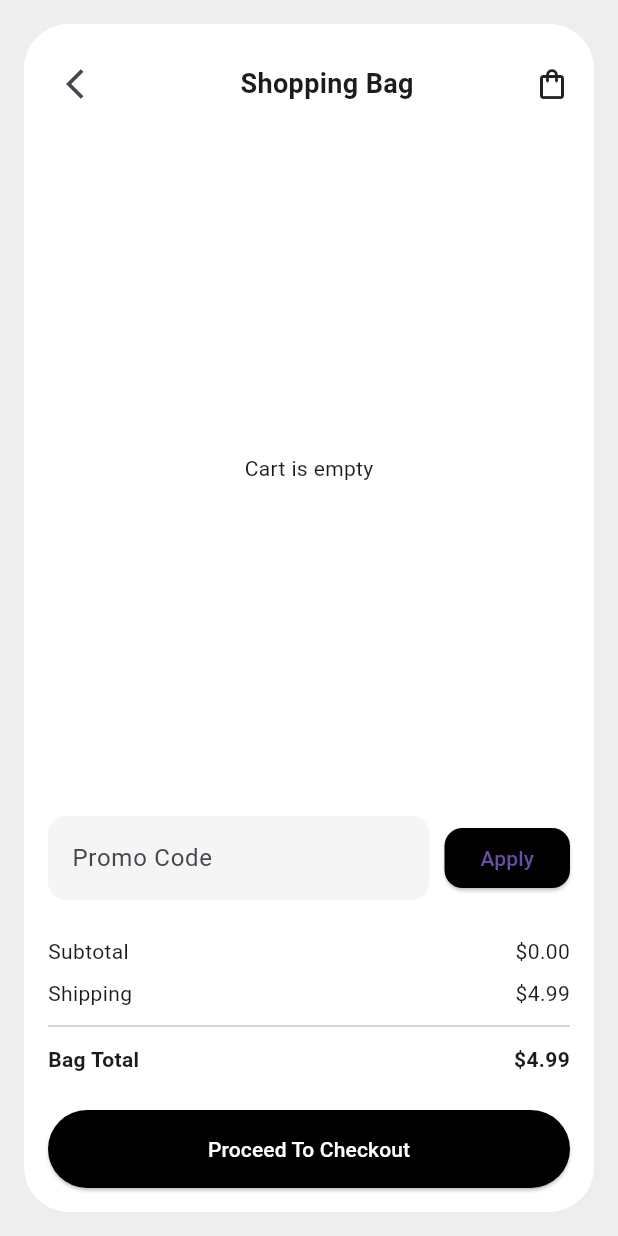
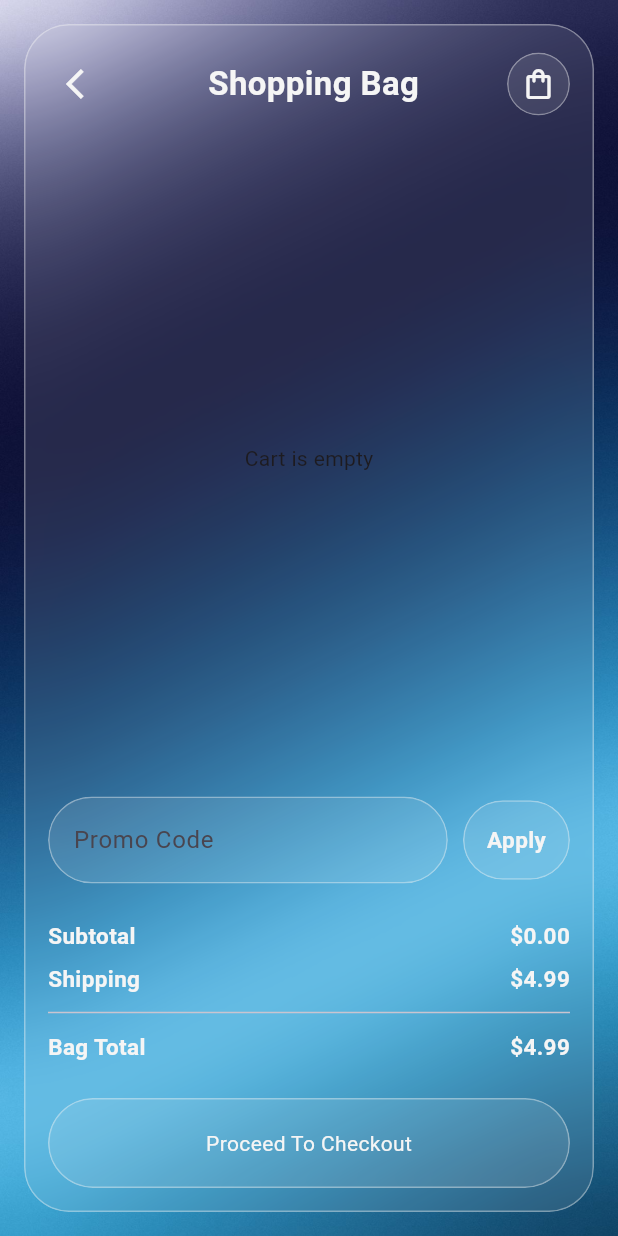
Before and after one commit to yornnonakh/e_commerces_app, a Flutter app: the ShoppingScreen screen opened directly, on a phone screen of 412 x 824 dp. Run offline on Flutter 3.47's test engine with Material 3 defaults, Android fonts, the phone set to English and light mode, and no system bars; our stand-ins replace firebase_auth, firebase_core, flutter_image_slideshow, get, get_storage; accounts and stored records are empty.

Commit message:
update the new feature

```diff
--- a/lib/modules/home/view/screen/shopping_screen.dart
+++ b/lib/modules/home/view/screen/shopping_screen.dart
@@ -2,7 +2,7 @@ import 'package:e_commerces/app/config/app_assets.dart';
 import 'package:e_commerces/app/theme/app_colors.dart';
 import 'package:e_commerces/app/theme/app_text_style.dart';
 import 'package:e_commerces/modules/home/controller/products_controller.dart';
-import 'package:e_commerces/modules/home/model/products_detail_model.dart';
+import 'package:e_commerces/modules/home/view/widget/cart_item_widget.dart';
 import 'package:e_commerces/modules/home/view/widget/glass_card_widget.dart';
 import 'package:e_commerces/modules/home/view/widget/payments_widget.dart';
 import 'package:flutter/material.dart';
@@ -17,16 +17,22 @@ class ShoppingScreen extends StatelessWidget {
   @override
   Widget build(BuildContext context) {
     return Scaffold(
-    backgroundColor: Colors.grey.shade200,
-    body: SafeArea(
+      body: Container(
+        width: double.infinity,
+        height: double.infinity,
+        decoration: BoxDecoration(
+          image: DecorationImage(
+            image: AssetImage(AppAssets.backgroundcover),
+            fit: BoxFit.cover,
+          ),
+        ),
+        child: SafeArea(
           child: Padding(
-        padding: const EdgeInsets.all(16),
-        child: Container(
-          padding: const EdgeInsets.all(16),
-          decoration: BoxDecoration(
-            color: Colors.white,
-            borderRadius: BorderRadius.circular(30),
-          ),
+            padding: EdgeInsets.all(16),
+            child: GlassCard(
+              imagePath: '',
+              child: Padding(
+                padding: EdgeInsets.all(15),
                 child: Column(
                   children: [
                     // HEADER
@@ -34,27 +40,35 @@ Widget build(BuildContext context) {
                       children: [
                         IconButton(
                           onPressed: () => Get.back(),
-                    icon: const Icon(Icons.arrow_back_ios),
+                          icon: Icon(
+                            Icons.arrow_back_ios,
+                            color: AppColors.backgroundLight,
                           ),
-                  const Spacer(),
-                  const Text(
+                        ),
+                        Spacer(),
+                        Text(
                           "Shopping Bag",
-                    style: TextStyle(fontSize: 18, fontWeight: FontWeight.bold),
+                          style: AppTextStyle.featureTextStyle,
                         ),
-                  const Spacer(),
-                  const Icon(Icons.shopping_bag_outlined),
+                        Spacer(),
+                        GlassCard(
+                          imagePath: '',
+                          child: Padding(
+                            padding: const EdgeInsets.all(8),
+                            child: Icon(
+                              Icons.shopping_bag_outlined,
+                              color: AppColors.backgroundLight,
+                            ),
+                          ),
+                        ),
                       ],
                     ),
-
-              const SizedBox(height: 10),
-
-              // CART LIST
+                    SizedBox(height: 10),
                     Expanded(
                       child: Obx(() {
                         if (controller.cartList.isEmpty) {
-                    return const Center(child: Text("Cart is empty"));
+                          return Center(child: Text("Cart is empty"));
                         }
-
                         return ListView.builder(
                           itemCount: controller.cartList.length,
                           itemBuilder: (context, index) {
@@ -64,18 +78,17 @@ Widget build(BuildContext context) {
                         );
                       }),
                     ),
-
-              const SizedBox(height: 10),
-
+                    SizedBox(height: 10),
                     // PROMO
                     Row(
                       children: [
                         Expanded(
+                          child: GlassCard(
+                            imagePath: '',
                             child: TextField(
                               decoration: InputDecoration(
                                 hintText: "Promo Code",
-                        filled: true,
-                        fillColor: Colors.grey.shade100,
+                                prefixStyle: TextStyle(color: Colors.white),
                                 border: OutlineInputBorder(
                                   borderRadius: BorderRadius.circular(12),
                                   borderSide: BorderSide.none,
@@ -83,61 +96,58 @@ Widget build(BuildContext context) {
                               ),
                             ),
                           ),
-                  const SizedBox(width: 10),
-                  ElevatedButton(
-                    style: ElevatedButton.styleFrom(
-                      backgroundColor: Colors.black,
-                      shape: RoundedRectangleBorder(
-                        borderRadius: BorderRadius.circular(12),
+                        ),
+                        SizedBox(width: 10),
+                        GlassCard(
+                          imagePath: '',
+                          child: Padding(
+                            padding: const EdgeInsets.all(15),
+                            child: Center(
+                              child: Text(
+                                "Apply",
+                                style: AppTextStyle.categoryTextStyle,
                               ),
                             ),
-                    onPressed: () {},
-                    child: const Text("Apply"),
+                          ),
                         ),
                       ],
                     ),
-
-              const SizedBox(height: 20),
-
+                    SizedBox(height: 20),
                     // TOTAL SECTION
                     Obx(() {
                       double subtotal = controller.total;
                       double shipping = 4.99;
                       double total = subtotal + shipping;
-
                       return Column(
                         children: [
                           buildRow("Subtotal", subtotal),
                           buildRow("Shipping", shipping),
-                    const Divider(),
+                          Divider(),
                           buildRow("Bag Total", total, isBold: true),
                         ],
                       );
                     }),
-
-              const SizedBox(height: 20),
-
+                    SizedBox(height: 20),
                     // CHECKOUT BUTTON
-              SizedBox(
-                width: double.infinity,
-                child: ElevatedButton(
-                  style: ElevatedButton.styleFrom(
-                    backgroundColor: Colors.black,
-                    padding: const EdgeInsets.all(16),
-                    shape: RoundedRectangleBorder(
-                      borderRadius: BorderRadius.circular(30),
-                    ),
-                  ),
-                  onPressed: () {
+                    InkWell(
+                      onTap: () {
                         Get.to(() => PaymentScreen());
                       },
-                  child: const Text(
+                      child: GlassCard(
+                        width: double.infinity,
+                        height: 60,
+                        imagePath: '',
+                        child: Center(
+                          child: Text(
                             "Proceed To Checkout",
-                    style: TextStyle(color: Colors.white),
+                            style: TextStyle(color: AppColors.backgroundLight),
+                          ),
                         ),
                       ),
                     ),
                   ],
+                ),
+              ),
             ),
           ),
         ),
@@ -148,112 +158,17 @@ Widget build(BuildContext context) {
   // helper
   Widget buildRow(String title, double value, {bool isBold = false}) {
     return Padding(
-    padding: const EdgeInsets.symmetric(vertical: 4),
+      padding: EdgeInsets.symmetric(vertical: 4),
       child: Row(
         mainAxisAlignment: MainAxisAlignment.spaceBetween,
         children: [
-        Text(
-          title,
-          style: TextStyle(
-            fontWeight: isBold ? FontWeight.bold : FontWeight.normal,
-          ),
-        ),
+          Text(title, style: AppTextStyle.categoryTextStyle),
           Text(
             "\$${value.toStringAsFixed(2)}",
-          style: TextStyle(
-            fontWeight: isBold ? FontWeight.bold : FontWeight.normal,
-          ),
+            style: AppTextStyle.categoryTextStyle,
           ),
         ],
       ),
     );
   }
 }
-class CartItem extends StatelessWidget {
-  final dynamic item;
-  final int index;
-
-  CartItem({super.key, required this.item, required this.index});
-
-  final controller = Get.find<ProductController>();
-
-  @override
-  Widget build(BuildContext context) {
-    return Container(
-      margin: const EdgeInsets.only(bottom: 12),
-      padding: const EdgeInsets.all(10),
-      decoration: BoxDecoration(
-        color: Colors.grey.shade100,
-        borderRadius: BorderRadius.circular(16),
-      ),
-      child: Row(
-        children: [
-          // IMAGE
-          ClipRRect(
-            borderRadius: BorderRadius.circular(12),
-            child: Image.asset(
-              item.image,
-              width: 70,
-              height: 70,
-              fit: BoxFit.cover,
-            ),
-          ),
-
-          const SizedBox(width: 10),
-
-          // INFO
-          Expanded(
-            child: Column(
-              crossAxisAlignment: CrossAxisAlignment.start,
-              children: [
-                Text(item.name,
-                    style: const TextStyle(fontWeight: FontWeight.bold)),
-                const SizedBox(height: 4),
-                Text("\$${item.price}"),
-              ],
-            ),
-          ),
-
-          // QTY + DELETE
-          Column(
-            children: [
-              GestureDetector(
-                onTap: () => controller.cartList.removeAt(index),
-                child: const Icon(Icons.close, size: 18),
-              ),
-              const SizedBox(height: 10),
-              Row(
-                children: [
-                  GestureDetector(
-                    onTap: () => controller.decreaseQty(index),
-                    child: buildCircle(Icons.remove),
-                  ),
-                  Padding(
-                    padding: const EdgeInsets.symmetric(horizontal: 6),
-                    child: Text("${item.qty}"),
-                  ),
-                  GestureDetector(
-                    onTap: () => controller.increaseQty(index),
-                    child: buildCircle(Icons.add),
-                  ),
-                ],
-              ),
-            ],
-          ),
-        ],
-      ),
-    );
-  }
-
-  Widget buildCircle(IconData icon) {
-    return Container(
-      width: 26,
-      height: 26,
-      decoration: const BoxDecoration(
-        color: Colors.black,
-        shape: BoxShape.circle,
-      ),
-      child: Icon(icon, size: 14, color: Colors.white),
-    );
-  }
-}
```
Also changed, not shown: lib/modules/home/view/screen/product_detail.dart (+21 -49 lines), lib/modules/home/view/screen/success_screen.dart (+4 -3 lines), lib/modules/home/view/widget/cart_item_widget.dart (added, +99 -0 lines). Lines whose indentation alone changed are shown as unchanged.
